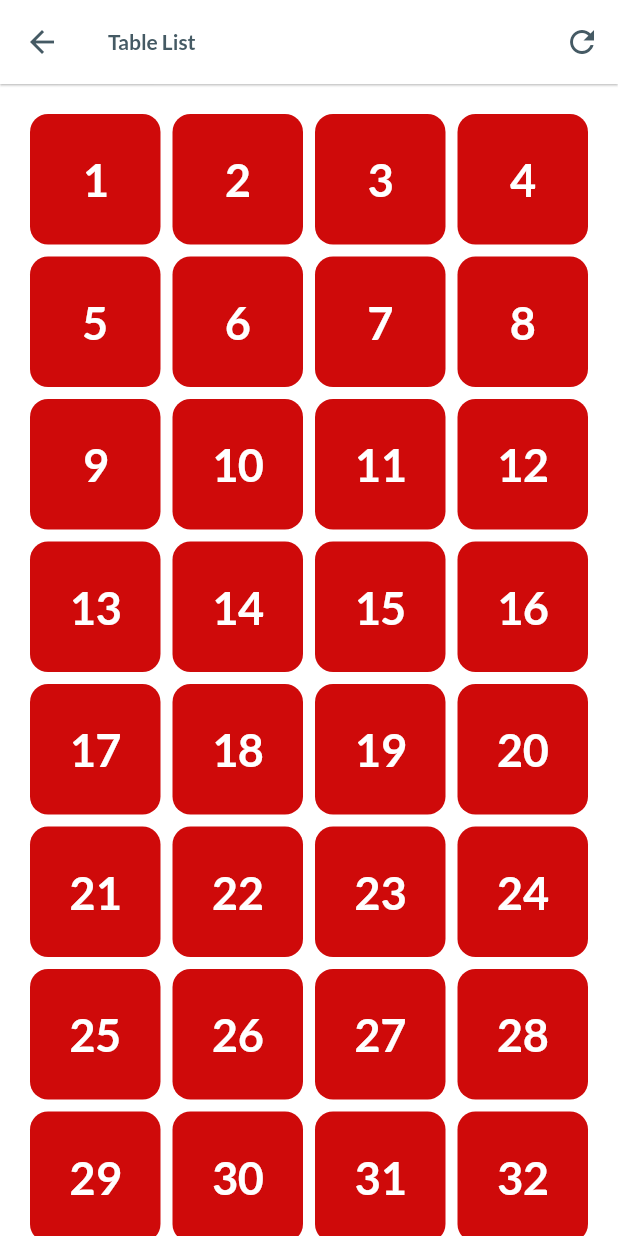
After one commit to Ridhorezi/posrant, a Flutter app: the TableListView screen opened directly, after a tap on the "refresh" icon, on a phone screen of 412 x 824 dp. The commit adds this screen. Run offline on Flutter 3.47's test engine with Material 2 defaults, Android fonts, the phone set to English and light mode, and no system bars; our stand-ins replace cached_network_image, carousel_slider, cloud_firestore, dio, file_picker, firebase_auth and 14 more; missing offline and left inert: faker_dart; accounts and stored records are empty.

Commit message:
implement table list

```diff
--- a/lib/core.dart
+++ b/lib/core.dart
@@ -5,6 +5,7 @@ it means you have to rename it to something more unique.
 */
 export 'package:posrant/config.dart';
 export 'package:posrant/core_package.dart';
+
 export 'package:posrant/module/dashboard/controller/dashboard_controller.dart';
 export 'package:posrant/module/dashboard/view/dashboard_view.dart';
 export 'package:posrant/module/favorite/controller/favorite_controller.dart';
@@ -13,7 +14,6 @@ export 'package:posrant/module/main_navigation/controller/main_navigation_contro
 export 'package:posrant/module/main_navigation/view/main_navigation_view.dart';
 export 'package:posrant/module/order/controller/order_controller.dart';
 export 'package:posrant/module/order/view/order_view.dart';
-
 export 'package:posrant/module/profile/controller/profile_controller.dart';
 export 'package:posrant/module/profile/view/profile_view.dart';
 export 'package:posrant/module/auth/controller/login_controller.dart';
@@ -24,8 +24,11 @@ export 'package:posrant/module/product_form/controller/product_form_controller.d
 export 'package:posrant/module/product_form/view/product_form_view.dart';
 export 'package:posrant/module/product_list/controller/product_list_controller.dart';
 export 'package:posrant/module/product_list/view/product_list_view.dart';
+export 'package:posrant/module/table_list/controller/table_list_controller.dart';
+export 'package:posrant/module/table_list/view/table_list_view.dart';
 
 export 'package:posrant/setup.dart';
+
 export 'package:posrant/shared/theme/theme.dart';
 export 'package:posrant/shared/theme/theme_config.dart';
 export 'package:posrant/shared/theme/theme_dark.dart';
@@ -43,6 +46,7 @@ export 'package:posrant/shared/util/show_snackbar/show_snackbar.dart';
 export 'package:posrant/shared/util/string_extension/string_extension.dart';
 export 'package:posrant/shared/util/url_launcher/url_launcher.dart';
 export 'package:posrant/shared/util/validator/validator.dart';
+
 export 'package:posrant/shared/widget/form/autocomplete/autocomplete.dart';
 export 'package:posrant/shared/widget/form/button/action_button.dart';
 export 'package:posrant/shared/widget/form/button/action_button_with_options.dart';
@@ -70,4 +74,5 @@ export 'package:posrant/shared/widget/form/time_picker/timepicker.dart';
 export 'package:posrant/shared/widget/list/list_view.dart';
 export 'package:posrant/shared/widget/typography/heading.dart';
 export 'package:posrant/shared/widget/widget_demo/widget_demo.dart';
+
 export 'package:posrant/state_util.dart';
--- a/lib/module/dashboard/view/dashboard_view.dart
+++ b/lib/module/dashboard/view/dashboard_view.dart
@@ -62,6 +62,11 @@ class DashboardView extends StatefulWidget {
                       "on_tap": () => Get.to(const ProductListView()),
                     },
                     {
+                      "icon": "assets/images/table.png",
+                      "label": "Table",
+                      "on_tap": () => Get.to(const TableListView()),
+                    },
+                    {
                       "icon": "assets/images/point-of-sale.png",
                       "label": "POS",
                       "on_tap": () {},
@@ -86,7 +91,7 @@ class DashboardView extends StatefulWidget {
                                 borderRadius: BorderRadius.circular(10),
                                 onTap: () => item["on_tap"](),
                                 child: Padding(
-                                  padding: const EdgeInsets.all(20),
+                                  padding: const EdgeInsets.all(15),
                                   child: Row(
                                     children: [
                                       Image(
--- /dev/null
+++ b/lib/module/table_list/controller/table_list_controller.dart
@@ -0,0 +1,21 @@
+import 'package:flutter/material.dart';
+import 'package:posrant/state_util.dart';
+import '../view/table_list_view.dart';
+
+class TableListController extends State<TableListView>
+    implements MvcController {
+  static late TableListController instance;
+  late TableListView view;
+
+  @override
+  void initState() {
+    instance = this;
+    super.initState();
+  }
+
+  @override
+  void dispose() => super.dispose();
+
+  @override
+  Widget build(BuildContext context) => widget.build(context, this);
+}
--- /dev/null
+++ b/lib/module/table_list/view/table_list_view.dart
@@ -0,0 +1,108 @@
+import 'package:cloud_firestore/cloud_firestore.dart';
+import 'package:flutter/material.dart';
+import 'package:posrant/core.dart';
+import 'package:posrant/service/dummy_service/dummy_service.dart';
+// ignore: unnecessary_import
+import '../controller/table_list_controller.dart';
+
+class TableListView extends StatefulWidget {
+  const TableListView({Key? key}) : super(key: key);
+
+  Widget build(context, TableListController controller) {
+    controller.view = this;
+
+    return Scaffold(
+      appBar: AppBar(
+        title: const Text("Table List"),
+        actions: [
+          IconButton(
+            onPressed: () async {
+              showLoading();
+              await DummyService().generateTables();
+              hideLoading();
+            },
+            icon: const Icon(
+              Icons.refresh,
+              size: 24,
+            ),
+          ),
+        ],
+      ),
+      body: SingleChildScrollView(
+        child: Container(
+          padding: const EdgeInsets.all(20.0),
+          child: Column(
+            children: [
+              StreamBuilder<QuerySnapshot>(
+                stream: FirebaseFirestore.instance
+                    .collection("tables")
+                    .orderBy("order_index")
+                    .snapshots(),
+                builder: (context, snapshot) {
+                  if (snapshot.hasError) return const Text("Error");
+                  if (snapshot.data == null) return Container();
+                  if (snapshot.data!.docs.isEmpty) {
+                    return const Text("No data!");
+                  }
+
+                  final data = snapshot.data!;
+
+                  return GridView.builder(
+                    padding: EdgeInsets.zero,
+                    gridDelegate:
+                        const SliverGridDelegateWithFixedCrossAxisCount(
+                      childAspectRatio: 1.0,
+                      crossAxisSpacing: 8,
+                      crossAxisCount: 4,
+                      mainAxisSpacing: 8,
+                    ),
+                    itemCount: data.docs.length,
+                    shrinkWrap: true,
+                    physics: const ScrollPhysics(),
+                    itemBuilder: (BuildContext context, int index) {
+                      var item =
+                          data.docs[index].data() as Map<String, dynamic>;
+
+                      var used = item["status"] == "Used";
+
+                      var color = primaryColor;
+
+                      if (used) {
+                        color = usedColor;
+                      }
+
+                      return Container(
+                        decoration: BoxDecoration(
+                          color: color,
+                          borderRadius: const BorderRadius.all(
+                            Radius.circular(12),
+                          ),
+                        ),
+                        child: Column(
+                          mainAxisAlignment: MainAxisAlignment.center,
+                          children: [
+                            Text(
+                              item["table_number"],
+                              style: TextStyle(
+                                fontSize: 30.0,
+                                fontWeight: FontWeight.bold,
+                                color: primaryTextColor,
+                              ),
+                            )
+                          ],
+                        ),
+                      );
+                    },
+                  );
+                },
+              ),
+            ],
+          ),
+        ),
+      ),
+    );
+  }
+
+  @override
+  State<TableListView> createState() => TableListController();
+}
--- a/lib/service/dummy_service/dummy_service.dart
+++ b/lib/service/dummy_service/dummy_service.dart
@@ -1,3 +1,6 @@
+import 'package:posrant/service/product_service/product_service.dart';
+import 'package:posrant/service/table_service/table_service.dart';
+
 class DummyService {
   List<Map<String, dynamic>> productList = [
     {
@@ -91,5 +94,25 @@ class DummyService {
     }
   ];
 
-  generate() async {}
+  generate() async {
+    for (var item in productList) {
+      await ProductService().create(
+        photo: item["photo"],
+        productName: item["product_name"],
+        price: item["price"],
+        category: item["category"],
+        description: item["description"],
+      );
+    }
+  }
+
+  generateTables() async {
+    await TableService().deleteAll();
+    for (var i = 1; i <= 32; i++) {
+      await TableService().create(
+        orderIndex: i,
+        tableNumber: "$i",
+      );
+    }
+  }
 }
--- /dev/null
+++ b/lib/service/table_service/table_service.dart
@@ -0,0 +1,27 @@
+import 'package:cloud_firestore/cloud_firestore.dart';
+
+class TableService {
+  create({
+    required String tableNumber,
+    required int orderIndex,
+    String? orderId,
+    String? status = "Available",
+  }) async {
+    await FirebaseFirestore.instance.collection("tables").add({
+      "table_number": tableNumber,
+      "order_id": orderId,
+      "status": status,
+      "order_index": orderIndex,
+    });
+  }
+
+  deleteAll() async {
+    var snapShot = await FirebaseFirestore.instance.collection("tables").get();
+    for (var i = 0; i < snapShot.docs.length; i++) {
+      await FirebaseFirestore.instance
+          .collection("tables")
+          .doc(snapShot.docs[i].id)
+          .delete();
+    }
+  }
+}
--- a/lib/shared/theme/theme_config.dart
+++ b/lib/shared/theme/theme_config.dart
@@ -3,10 +3,12 @@
 import 'package:flutter/material.dart';
 
 var primaryColor = Color.fromRGBO(207, 10, 10, 1.000);
+var usedColor = Color.fromRGBO(7, 10, 82, 1.000);
 var secondaryColor = Color.fromRGBO(220, 95, 0, 1.000);
 var disabledColor = Color.fromRGBO(238, 238, 238, 1.000);
 var textColor = Color.fromRGBO(0, 0, 0, 1.000);
 var secondaryTextColor = Color(0xff868686);
+var primaryTextColor = Colors.white;
 var scaffoldBackgroundColor = Color(0xFFFFFF);
 
 var dangerColor = Colors.red[300]!;
--- a/pubspec.yaml
+++ b/pubspec.yaml
@@ -57,4 +57,5 @@ flutter:
     - assets/images/banner-1.jpg
     - assets/images/banner-2.jpeg
     - assets/images/google.png
+    - assets/images/table.png
   uses-material-design: true
```
Also changed, not shown: assets/images/table.png (added).
